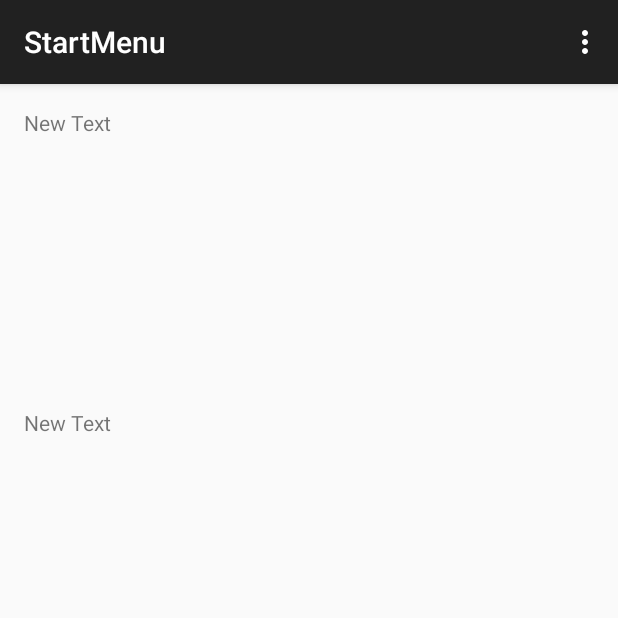
After one commit to cohalz/Entropy, an Android app: the StartMenu screen opened directly, with no data from a screen before it, on a phone screen of 412 x 824 dp, the top half of it. The commit adds this screen. Run offline under Robolectric (Android 15) with nearby library versions, the phone set to English and light mode, and no system bars.

Commit message:
add comment

```diff
--- a/app/src/main/java/com/example/cohalz/entropy/MainActivity.java
+++ b/app/src/main/java/com/example/cohalz/entropy/Normal.java
@@ -14,7 +14,7 @@
 import java.util.LinkedList;
 
 
-public class MainActivity extends ActionBarActivity {
+public class Normal extends ActionBarActivity {
 
     int flag = 0;
     LinkedList<Integer> alonexlist;
@@ -100,7 +100,7 @@
                             } else {
                                 ban = (ban + 1) % 2;
                                 if (isPass()) ban = (ban + 1) % 2;
-                                if (isPass()) {
+                                if (isPass()) { //ふたりともパスならDrawだが一人だけパスでもなぜか呼ばれることがある
                                     movableShowReset();
                                     status.setText("draw");
                                     flag = 3;
--- /dev/null
+++ b/app/src/main/java/com/example/cohalz/entropy/StartMenu.java
@@ -0,0 +1,58 @@
+package com.example.cohalz.entropy;
+
+import android.content.Intent;
+import android.support.v7.app.ActionBarActivity;
+import android.os.Bundle;
+import android.view.Menu;
+import android.view.MenuItem;
+import android.view.View;
+import android.widget.TextView;
+
+
+public class StartMenu extends ActionBarActivity {
+
+    TextView normal;
+    TextView bluetooth;
+
+    @Override
+    protected void onCreate(Bundle savedInstanceState) {
+        super.onCreate(savedInstanceState);
+        setContentView(R.layout.activity_start_menu);
+        normal = (TextView) findViewById(R.id.normal);
+        bluetooth = (TextView) findViewById(R.id.bluetooth);
+
+    }
+
+    public void onClick(View v) {
+        if(v == normal){
+            Intent intent = new Intent(this, Normal.class);
+            startActivity(intent);
+        }
+        if(v == bluetooth){
+            Intent intent = new Intent(this, Normal.class);
+            startActivity(intent);
+        }
+    }
+
+    @Override
+    public boolean onCreateOptionsMenu(Menu menu) {
+        // Inflate the menu; this adds items to the action bar if it is present.
+        getMenuInflater().inflate(R.menu.menu_start_menu, menu);
+        return true;
+    }
+
+    @Override
+    public boolean onOptionsItemSelected(MenuItem item) {
+        // Handle action bar item clicks here. The action bar will
+        // automatically handle clicks on the Home/Up button, so long
+        // as you specify a parent activity in AndroidManifest.xml.
+        int id = item.getItemId();
+
+        //noinspection SimplifiableIfStatement
+        if (id == R.id.action_settings) {
+            return true;
+        }
+
+        return super.onOptionsItemSelected(item);
+    }
+}
--- /dev/null
+++ b/app/src/main/res/layout/activity_start_menu.xml
@@ -0,0 +1,42 @@
+<RelativeLayout xmlns:android="http://schemas.android.com/apk/res/android"
+    xmlns:tools="http://schemas.android.com/tools" android:layout_width="match_parent"
+    android:layout_height="match_parent" android:paddingLeft="@dimen/activity_horizontal_margin"
+    android:paddingRight="@dimen/activity_horizontal_margin"
+    android:paddingTop="@dimen/activity_vertical_margin"
+    android:paddingBottom="@dimen/activity_vertical_margin"
+    tools:context="com.example.cohalz.entropy.StartMenu">
+
+    <LinearLayout
+        android:orientation="vertical"
+        android:layout_width="match_parent"
+        android:layout_height="200dp"
+        android:layout_alignParentTop="true"
+        android:layout_centerHorizontal="true"
+        android:id="@+id/linearLayout">
+
+        <TextView
+            android:layout_width="wrap_content"
+            android:layout_height="wrap_content"
+            android:text="New Text"
+            android:id="@+id/normal"
+            android:clickable="true"
+            android:onClick="onClick" />
+    </LinearLayout>
+
+    <LinearLayout
+        android:orientation="vertical"
+        android:layout_width="match_parent"
+        android:layout_height="200dp"
+        android:layout_below="@+id/linearLayout"
+        android:layout_alignParentLeft="true"
+        android:layout_alignParentStart="true">
+
+        <TextView
+            android:layout_width="wrap_content"
+            android:layout_height="wrap_content"
+            android:text="New Text"
+            android:id="@+id/bluetooth"
+            android:clickable="true"
+            android:onClick="onClick" />
+    </LinearLayout>
+</RelativeLayout>
--- /dev/null
+++ b/app/src/main/res/menu/menu_start_menu.xml
@@ -0,0 +1,7 @@
+<menu xmlns:android="http://schemas.android.com/apk/res/android"
+    xmlns:app="http://schemas.android.com/apk/res-auto"
+    xmlns:tools="http://schemas.android.com/tools"
+    tools:context="com.example.cohalz.entropy.StartMenu">
+    <item android:id="@+id/action_settings" android:title="@string/action_settings"
+        android:orderInCategory="100" app:showAsAction="never" />
+</menu>
--- a/app/src/main/res/values/strings.xml
+++ b/app/src/main/res/values/strings.xml
@@ -4,4 +4,6 @@
 
     <string name="hello_world">Hello world!</string>
     <string name="action_settings">Settings</string>
+    <string name="title_activity_main_activity2">MainActivity2Activity</string>
+    <string name="title_activity_start_menu">StartMenu</string>
 </resources>
```
Also changed, not shown: app/src/main/AndroidManifest.xml (+8 -3 lines), app/src/main/res/menu/menu_main_activity2.xml (added, +7 -0 lines).
